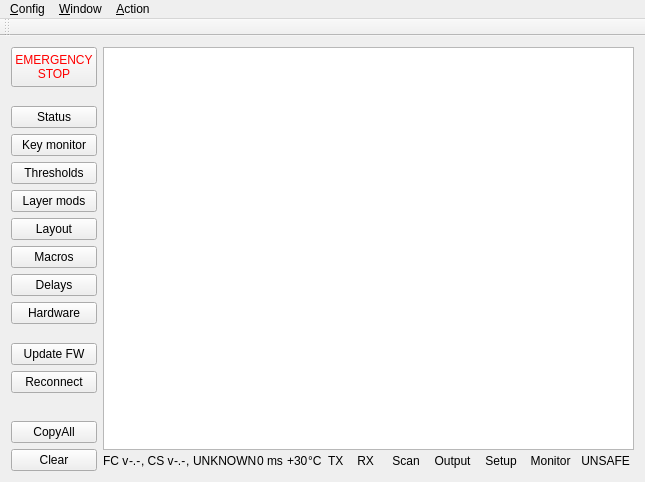
Old version of the form FlightController/FlightController.ui in the repository dmaone/CommonSense.
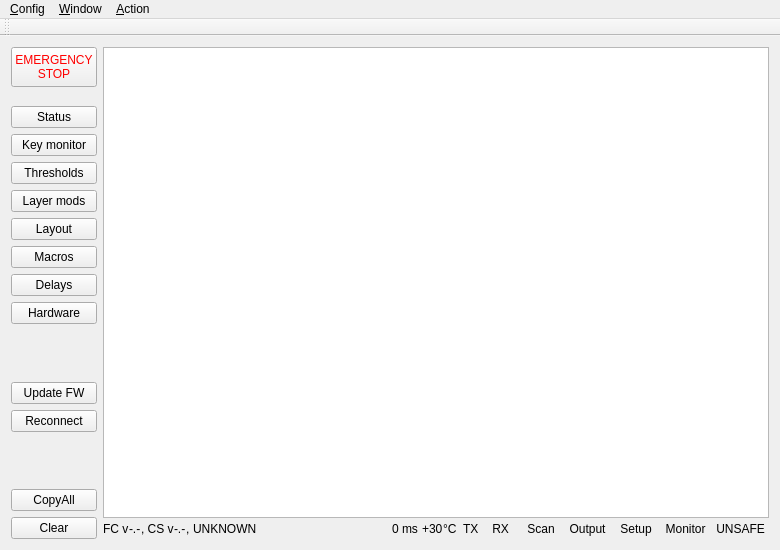
New version of the form. Custom widgets are drawn as their Qt base class.

Commit message:
Make main window a bit larger
switch name doesn't fit otherwise.
New size is 780x550, which should be enough for everyone.

Patch:
```diff
--- a/FlightController/FlightController.ui
+++ b/FlightController/FlightController.ui
@@ -6,8 +6,8 @@
    <rect>
     <x>0</x>
     <y>0</y>
-    <width>606</width>
-    <height>482</height>
+    <width>780</width>
+    <height>550</height>
    </rect>
   </property>
   <property name="windowTitle">
@@ -384,7 +384,7 @@
     <rect>
      <x>0</x>
      <y>0</y>
-     <width>606</width>
+     <width>780</width>
      <height>20</height>
     </rect>
    </property>
```
